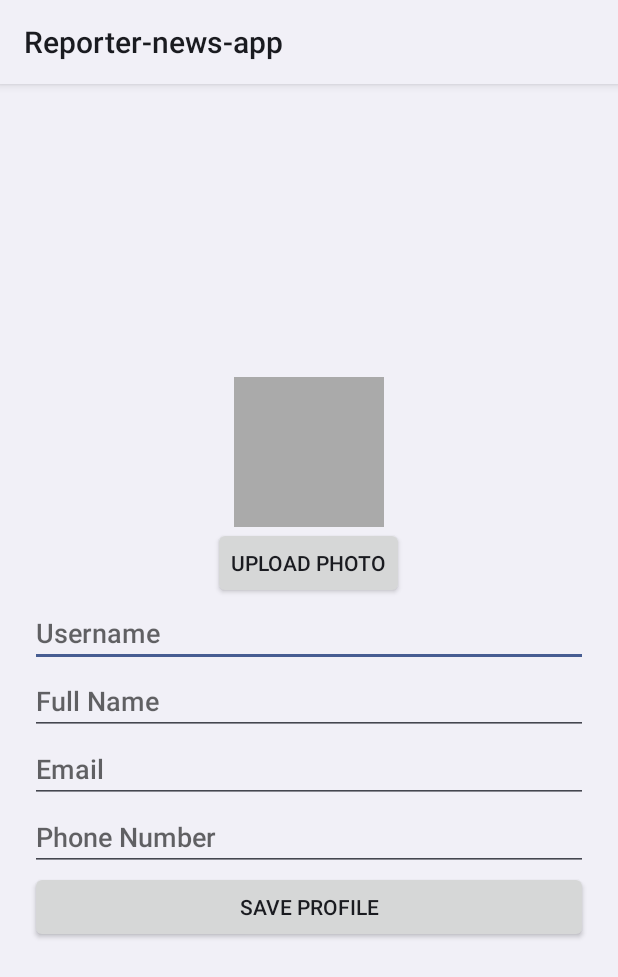
After one commit to SenithuJkdy/infosnap-android, an Android app: the fragment EditProfileFragment shown on its own in the app's theme, on a phone screen of 412 x 824 dp. The commit adds this screen. Shown: the top 977 px of the screen. Run offline under Robolectric (Android 15) with nearby library versions, the phone set to English and light mode, and no system bars.

Commit message:
feat: add edit profile page

```diff
--- /dev/null
+++ b/app/src/main/java/com/example/reporter_news_app/ui/editprofile/EditProfileFragment.kt
@@ -0,0 +1,79 @@
+package com.example.reporter_news_app.ui.editprofile
+
+import android.content.Intent
+import android.net.Uri
+import androidx.fragment.app.viewModels
+import android.os.Bundle
+import android.provider.MediaStore
+import androidx.fragment.app.Fragment
+import android.view.LayoutInflater
+import android.view.View
+import android.view.ViewGroup
+import android.widget.Toast
+import androidx.appcompat.app.AppCompatActivity
+import androidx.lifecycle.ViewModelProvider
+import androidx.navigation.fragment.findNavController
+import com.example.reporter_news_app.R
+import com.example.reporter_news_app.databinding.FragmentEditProfileBinding
+
+class EditProfileFragment : Fragment() {
+
+    private lateinit var viewModel: EditProfileViewModel
+    private var _binding: FragmentEditProfileBinding? = null
+    private val binding get() = _binding!!
+
+    private var profileImageUri: Uri? = null
+
+    override fun onCreateView(
+        inflater: LayoutInflater, container: ViewGroup?,
+        savedInstanceState: Bundle?
+    ): View {
+        _binding = FragmentEditProfileBinding.inflate(inflater, container, false)
+        return binding.root
+    }
+
+    override fun onViewCreated(view: View, savedInstanceState: Bundle?) {
+        super.onViewCreated(view, savedInstanceState)
+
+        viewModel = ViewModelProvider(this).get(EditProfileViewModel::class.java)
+
+        binding.uploadPhotoButton.setOnClickListener { openGallery() }
+
+        binding.saveProfileButton.setOnClickListener {
+            val username = binding.usernameEditText.text.toString()
+            val fullName = binding.fullNameEditText.text.toString()
+            val email = binding.emailEditText.text.toString()
+            val phone = binding.phoneEditText.text.toString()
+
+            viewModel.saveProfile(username, fullName, email, phone, profileImageUri)
+        }
+
+        viewModel.profileCompleted.observe(viewLifecycleOwner) { success ->
+            if (success) {
+                Toast.makeText(requireContext(), "Profile Completed!", Toast.LENGTH_SHORT).show()
+                findNavController().navigate(R.id.nav_home) // Redirect to Home
+            } else {
+                Toast.makeText(requireContext(), "Please fill all fields correctly.", Toast.LENGTH_SHORT).show()
+            }
+        }
+    }
+
+    private fun openGallery() {
+        val intent = Intent(Intent.ACTION_PICK, MediaStore.Images.Media.EXTERNAL_CONTENT_URI)
+        startActivityForResult(intent, 100)
+    }
+
+    override fun onActivityResult(requestCode: Int, resultCode: Int, data: Intent?) {
+        super.onActivityResult(requestCode, resultCode, data)
+        if (requestCode == 100 && resultCode == AppCompatActivity.RESULT_OK) {
+            profileImageUri = data?.data
+            binding.profileImageView.setImageURI(profileImageUri)
+        }
+    }
+
+    override fun onDestroyView() {
+        super.onDestroyView()
+        _binding = null
+    }
+
+}
--- /dev/null
+++ b/app/src/main/java/com/example/reporter_news_app/ui/editprofile/EditProfileViewModel.kt
@@ -0,0 +1,21 @@
+package com.example.reporter_news_app.ui.editprofile
+
+import android.net.Uri
+import androidx.lifecycle.LiveData
+import androidx.lifecycle.MutableLiveData
+import androidx.lifecycle.ViewModel
+
+class EditProfileViewModel : ViewModel() {
+
+    private val _profileCompleted = MutableLiveData<Boolean>()
+    val profileCompleted: LiveData<Boolean> get() = _profileCompleted
+
+    fun saveProfile(username: String, fullName: String, email: String, phone: String, profileImage: Uri?) {
+        if (username.isNotEmpty() && fullName.isNotEmpty() && email.contains("@") && phone.length >= 10) {
+            _profileCompleted.value = true // Assume success (replace with real database logic)
+        } else {
+            _profileCompleted.value = false
+        }
+    }
+
+}
--- a/app/src/main/java/com/example/reporter_news_app/ui/signup/SignUpFragment.kt
+++ b/app/src/main/java/com/example/reporter_news_app/ui/signup/SignUpFragment.kt
@@ -42,7 +42,7 @@ class SignUpFragment : Fragment() {
         viewModel.signUpState.observe(viewLifecycleOwner) { success ->
             if (success) {
                 Toast.makeText(requireContext(), "Sign-Up Successful!", Toast.LENGTH_SHORT).show()
-                findNavController().navigate(R.id.nav_home) // Redirect to Home
+                findNavController().navigate(R.id.editprofile) // Redirect to Home
             } else {
                 Toast.makeText(requireContext(), "Sign-Up Failed. Check inputs.", Toast.LENGTH_SHORT).show()
             }
--- /dev/null
+++ b/app/src/main/res/layout/fragment_edit_profile.xml
@@ -0,0 +1,59 @@
+<?xml version="1.0" encoding="utf-8"?>
+<LinearLayout xmlns:android="http://schemas.android.com/apk/res/android"
+    xmlns:tools="http://schemas.android.com/tools"
+    android:layout_width="match_parent"
+    android:layout_height="match_parent"
+    android:orientation="vertical"
+    android:padding="20dp"
+    android:gravity="center"
+    tools:context=".ui.editprofile.EditProfileFragment">
+
+    <ImageView
+        android:id="@+id/profileImageView"
+        android:layout_width="100dp"
+        android:layout_height="100dp"
+
+        android:scaleType="centerCrop"
+        android:background="@android:color/darker_gray"
+        android:layout_gravity="center"/>
+
+    <Button
+        android:id="@+id/uploadPhotoButton"
+        android:layout_width="wrap_content"
+        android:layout_height="wrap_content"
+        android:text="Upload Photo"/>
+
+    <EditText
+        android:id="@+id/usernameEditText"
+        android:layout_width="match_parent"
+        android:layout_height="wrap_content"
+        android:hint="Username"/>
+
+    <EditText
+        android:id="@+id/fullNameEditText"
+        android:layout_width="match_parent"
+        android:layout_height="wrap_content"
+        android:hint="Full Name"/>
+
+    <EditText
+        android:id="@+id/emailEditText"
+        android:layout_width="match_parent"
+        android:layout_height="wrap_content"
+        android:hint="Email"
+        android:inputType="textEmailAddress"/>
+
+    <EditText
+        android:id="@+id/phoneEditText"
+        android:layout_width="match_parent"
+        android:layout_height="wrap_content"
+        android:hint="Phone Number"
+        android:inputType="phone"/>
+
+    <Button
+        android:id="@+id/saveProfileButton"
+        android:layout_width="match_parent"
+        android:layout_height="wrap_content"
+        android:text="Save Profile"/>
+
+
+</LinearLayout>
```
Also changed, not shown: app/src/main/res/navigation/mobile_navigation.xml (+7 -0 lines).
